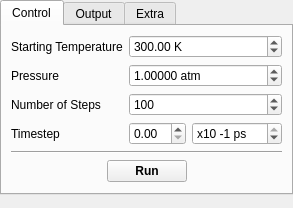
This is branches/nugui/src/gui/md.ui in trisyoungs/aten as Qt 5 draws it before an edit. The edited form follows.
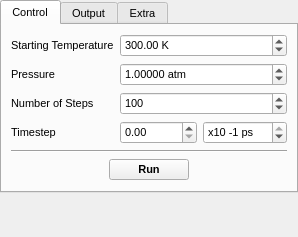
This is the edited form.

Commit message: Converted all icons to plain svg (again) using older version of Inkscape. Removed unnecessary call to setCentralWidget in GuiQt::run(). Tweaked some dock widget issues. Changed font size of all dock widgets to 8 pt. Added Messenger::richPrint() function to pass HTML-formatted message to GUI and stripped plaintext message to stdout if required.

The edit to the form file:
```diff
--- a/branches/nugui/src/gui/md.ui
+++ b/branches/nugui/src/gui/md.ui
@@ -6,16 +6,21 @@
    <rect>
     <x>0</x>
     <y>0</y>
-    <width>273</width>
-    <height>208</height>
+    <width>298</width>
+    <height>237</height>
    </rect>
   </property>
   <property name="minimumSize">
    <size>
-    <width>273</width>
-    <height>208</height>
+    <width>298</width>
+    <height>237</height>
    </size>
   </property>
+  <property name="font">
+   <font>
+    <pointsize>8</pointsize>
+   </font>
+  </property>
   <property name="floating">
    <bool>true</bool>
   </property>
@@ -28,7 +33,7 @@
   <widget class="QWidget" name="dockWidgetContents">
    <layout class="QVBoxLayout" name="verticalLayout_2">
     <property name="spacing">
-     <number>-1</number>
+     <number>6</number>
     </property>
     <property name="margin">
      <number>0</number>
```
The commit also changes 156 other files.
